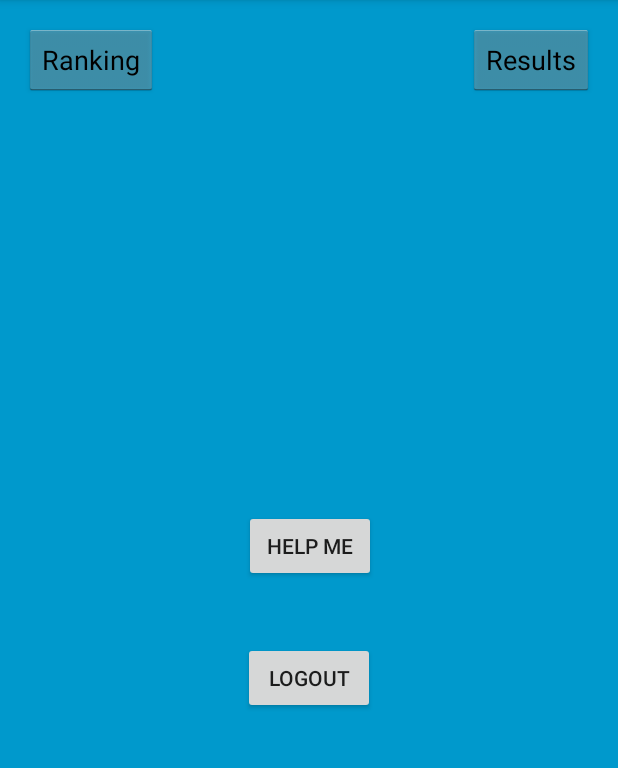
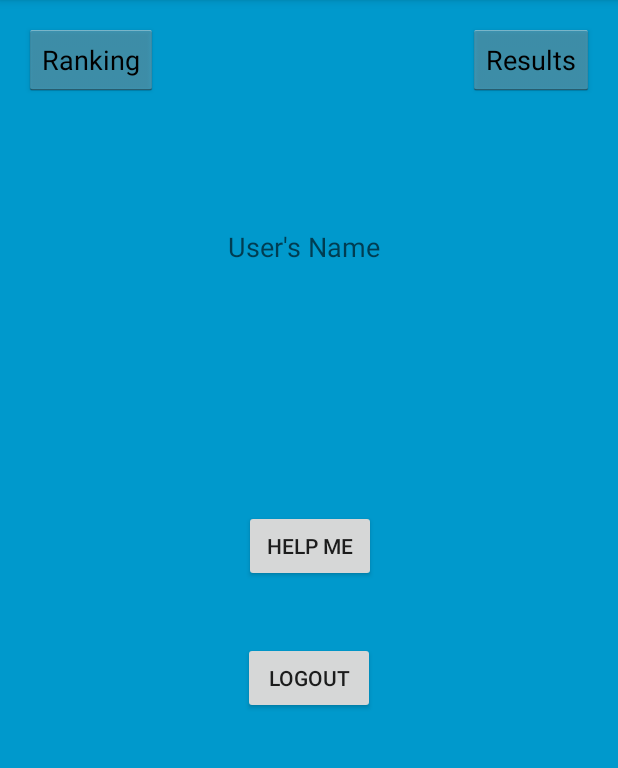
Before and after one commit to parlough/CS506FinalProject, an Android app: the SettingsActivity screen opened directly, with no data from a screen before it, on a phone screen of 412 x 824 dp, the part 84-852 px from its top. Run offline under Robolectric (Android 15) with nearby library versions, the phone set to English and light mode, and no system bars; our stand-ins replace Firebase (no records; nobody signed in at launch, a user with empty details on screens opened directly); 1 statement that could not run was skipped.

Commit message:
Added settings page interactions

```diff
--- a/VoteForYou/app/src/main/java/com/example/voteforyou/ReviewActivity.java
+++ b/VoteForYou/app/src/main/java/com/example/voteforyou/ReviewActivity.java
@@ -83,6 +83,7 @@ public class ReviewActivity extends AppCompatActivity {
             public void onChildAdded(@NonNull DataSnapshot dataSnapshot, @Nullable String s) {
                 String name = dataSnapshot.child("candidateName").getValue(String.class);
                 int rank = dataSnapshot.child("ranking").getValue(int.class);
+
                 RankPair rankPair = new RankPair(name, rank);
                 candidateNames.add(rankPair);
                 Collections.sort(candidateNames, new Comparator<RankPair>() {
--- a/VoteForYou/app/src/main/java/com/example/voteforyou/SettingsActivity.java
+++ b/VoteForYou/app/src/main/java/com/example/voteforyou/SettingsActivity.java
@@ -18,7 +18,7 @@ import com.google.firebase.database.ValueEventListener;
 
 public class SettingsActivity extends AppCompatActivity {
 
-    private Button signOutButton;
+    private Button signOutButton, resultsButton, rankingButton;
     private TextView currentUser;
 
     //Firebase Authentication object
@@ -29,8 +29,11 @@ public class SettingsActivity extends AppCompatActivity {
         super.onCreate(savedInstanceState);
         setContentView(R.layout.activity_settings);
 
-        signOutButton = (Button) findViewById(R.id.sign_out_button);
+        signOutButton = (Button) findViewById(R.id.button_sign_out);
         currentUser = (TextView) findViewById(R.id.currentUserText);
+        resultsButton = (Button) findViewById(R.id.button_results);
+        rankingButton = (Button) findViewById(R.id.button_ranking);
+
 
         //Get Firebase authentication instance
         mAuth = FirebaseAuth.getInstance();
@@ -47,6 +50,24 @@ public class SettingsActivity extends AppCompatActivity {
 
                 //Direct user to ranking page
                 Intent intent = new Intent(getApplicationContext(), MainActivity.class);
+                startActivity(intent);
+            }
+        });
+
+        resultsButton.setOnClickListener(new View.OnClickListener() {
+            @Override
+            public void onClick(View v) {
+                //Direct user to review page
+                Intent intent = new Intent(getApplicationContext(), ReviewActivity.class);
+                startActivity(intent);
+            }
+        });
+
+        rankingButton.setOnClickListener(new View.OnClickListener() {
+            @Override
+            public void onClick(View v) {
+                //Direct user to ranking page
+                Intent intent = new Intent(getApplicationContext(), RankingActivity.class);
                 startActivity(intent);
             }
         });
--- a/VoteForYou/app/src/main/res/layout/activity_settings.xml
+++ b/VoteForYou/app/src/main/res/layout/activity_settings.xml
@@ -72,4 +72,15 @@
         android:text="@string/button_results"
         app:layout_constraintEnd_toEndOf="parent"
         app:layout_constraintTop_toTopOf="parent" />
+
+    <TextView
+        android:id="@+id/currentUserText"
+        android:layout_width="wrap_content"
+        android:layout_height="wrap_content"
+        android:layout_marginStart="152dp"
+        android:layout_marginTop="152dp"
+        android:text="User's Name"
+        android:textAppearance="@style/TextAppearance.AppCompat.Medium"
+        app:layout_constraintStart_toStartOf="parent"
+        app:layout_constraintTop_toTopOf="parent" />
 </android.support.constraint.ConstraintLayout>
```
Also changed, not shown: 1 other file.
